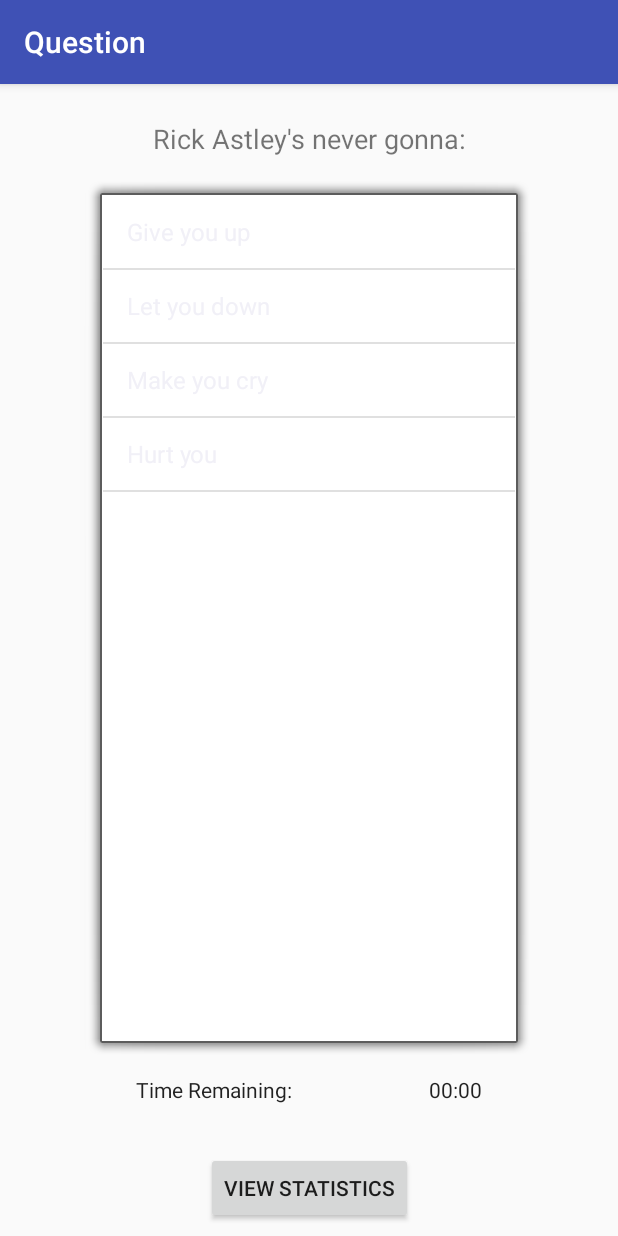
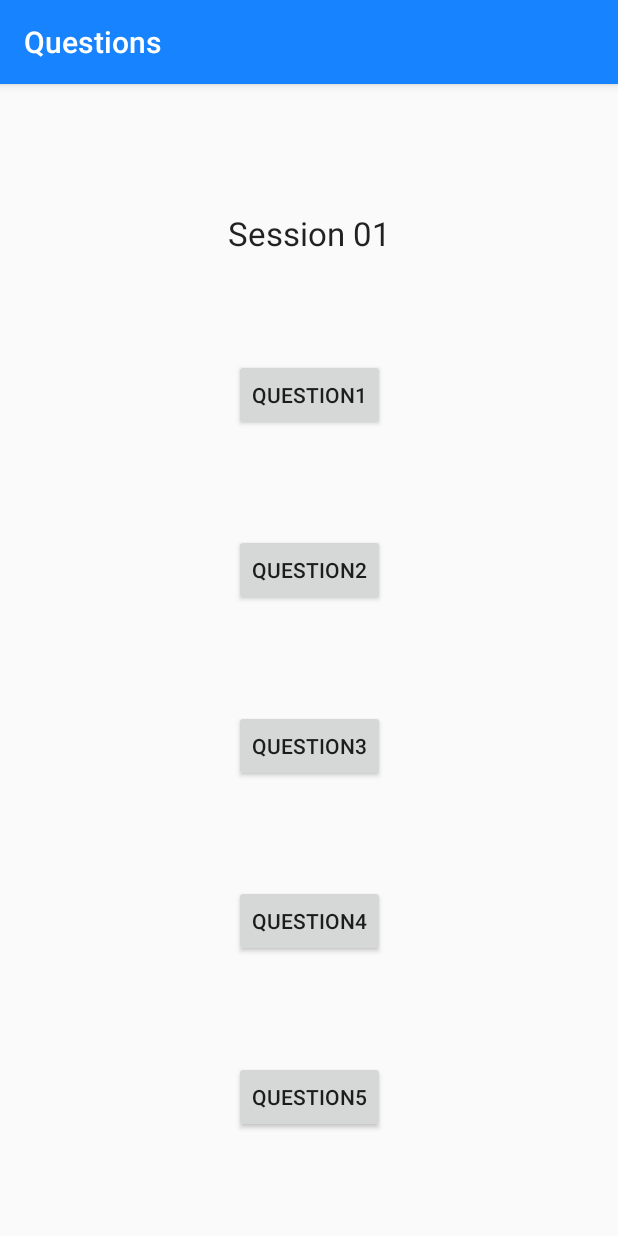
Before and after one commit to iCopyPasta/wolfpack, an Android app: the fragment StudentClassPageTab1Sessionlist shown on its own in the app's theme, after a tap on "Session 01", on a phone screen of 412 x 824 dp. Run offline under Robolectric (Android 15) with nearby library versions, the light colour scheme and no system bars; 1 statement that could not run was skipped.

Commit message:
added session page (wired correctly) and question page (not wired)

```diff
--- a/app/src/main/java/com/wolfpack/cmpsc488/a475layouts/experiences/student/StudentClassPageTab1Sessionlist.java
+++ b/app/src/main/java/com/wolfpack/cmpsc488/a475layouts/experiences/student/StudentClassPageTab1Sessionlist.java
@@ -11,24 +11,27 @@
 import android.widget.ArrayAdapter;
 import android.widget.ListView;
 
-import com.wolfpack.cmpsc488.a475layouts.QuestionPage;
 import com.wolfpack.cmpsc488.a475layouts.R;
 
 public class StudentClassPageTab1Sessionlist extends Fragment {
 
     private static final String TAG = "TCPTab1Sessionlist";
 
+    private String className;
+
     private ListView mListViewSessions;
-    private static String[] sessionlistTemp = {"Session 01", "Session 02"};
+    private static String[] sessionlistTemp = {"Session 01", "Session 02", "Session XD"};
 
     @Override
     public View onCreateView(LayoutInflater inflater, ViewGroup container, Bundle savedInstanceState) {
         View rootView = inflater.inflate(R.layout.fragment_student_class_page_tab1_sessionlist, container, false);
 
-
+        try {
             //populate list view
             // TODO: Use database to find classes that the student is enrolled
             //       Currently it is displaying a hard coded list for demonstrating purposes
+
+            className = ((StudentClassPage) getActivity()).getClassName();
 
             mListViewSessions = (ListView) rootView.findViewById(R.id.studentSessionListView);
 
@@ -41,15 +44,20 @@
 
             mListViewSessions.setOnItemClickListener(new AdapterView.OnItemClickListener() {
                 @Override
-            public void onItemClick(AdapterView<?> adapterView, View view, int position, long id){
-                Intent intent = new Intent(getActivity(), QuestionPage.class);
-                //intent.putExtra("ClassName", mListViewSessions.getItemAtPosition(position).toString());
-                Log.i(TAG, "hello from onItemClick");
-
+                public void onItemClick(AdapterView<?> adapterView, View view, int position, long id) {
+                    //go to a completed session (no constant checking done on StudentSessionPage)
+                    Intent intent = new Intent(getActivity(), StudentSessionPage.class);
+                    intent.putExtra("className", className);
+                    intent.putExtra("sessionName", mListViewSessions.getItemAtPosition(position).toString());
+                    intent.putExtra("isActive", false);
                     startActivity(intent);
                 }
             });
-
+        }
+        catch (NullPointerException e){
+            Log.i(TAG, e.toString());
+            throw e;
+        }
 
         return rootView;
     }
--- a/app/src/main/java/com/wolfpack/cmpsc488/a475layouts/experiences/student/StudentPageTab1Classlist.java
+++ b/app/src/main/java/com/wolfpack/cmpsc488/a475layouts/experiences/student/StudentPageTab1Classlist.java
@@ -43,8 +43,8 @@
 
         mListViewClasses.setAdapter(mCustomAdapter);
 
-        /*
-        ArrayAdapter<String> mAdapter = new ArrayAdapter<String>(
+
+        /*ArrayAdapter<String> mAdapter = new ArrayAdapter<String>(
                 getActivity(),
                 android.R.layout.simple_list_item_1,
                 classlistTemp);
@@ -56,7 +56,7 @@
             @Override
             public void onItemClick(AdapterView<?> adapterView, View view, int i, long id) {
                 Intent intent = new Intent(getActivity(), StudentClassPage.class);
-                intent.putExtra("ClassName", classlistTemp[i]);
+                intent.putExtra("className", classlistTemp[i]);
                 Log.i(TAG, "hello from onItemClick");
 
                 startActivity(intent);
--- a/app/src/main/java/com/wolfpack/cmpsc488/a475layouts/QuestionPage.java
+++ b/app/src/main/java/com/wolfpack/cmpsc488/a475layouts/experiences/student/StudentQuestionCompletePage.java
@@ -1,5 +1,6 @@
-package com.wolfpack.cmpsc488.a475layouts;
+package com.wolfpack.cmpsc488.a475layouts.experiences.student;
 
+import android.graphics.drawable.ColorDrawable;
 import android.support.v7.app.AppCompatActivity;
 import android.os.Bundle;
 import android.util.Log;
@@ -10,21 +11,18 @@
 import android.widget.TextView;
 import android.widget.Toast;
 
+import com.wolfpack.cmpsc488.a475layouts.R;
+
 import java.util.Locale;
 import java.util.concurrent.TimeUnit;
 
-public class QuestionPage extends AppCompatActivity {
-    public static final String TAG = "QuestionPage";
+public class StudentQuestionCompletePage extends AppCompatActivity implements ActiveSessionDialog.ActiveSessionDialogListener {
+    public static final String TAG = "SQuestionCompletePage";
 
-    private long defaultStartTimeMillis = 600000;
 
     private TextView mTextViewQuestion;
     private ListView mListViewAnswers;
     private TextView mTextViewCountdown;
-
-    private boolean isTimerRunning;
-
-    private long mTimeLeftMillis = defaultStartTimeMillis;
 
     private String defaultQuestion = "Rick Astley's never gonna:";
     private String[] defaultAnswers = {"Give you up", "Let you down", "Make you cry", "Hurt you"};
@@ -34,12 +32,11 @@
         super.onCreate(savedInstanceState);
         setContentView(R.layout.activity_question_page);
 
-        Log.d(TAG, "onCreate beginning");
+        getSupportActionBar().setBackgroundDrawable(new ColorDrawable(getResources().getColor(R.color.colorStudentPrimary)));
+
 
         // TODO: get question/answers/timer from server
-        mTextViewQuestion = findViewById(R.id.textView5);
-        mListViewAnswers = findViewById(R.id.listView);
-        mTextViewCountdown = findViewById(R.id.textView12);
+        mTextViewQuestion = findViewById(R.id.questionTextView);
 
         mTextViewQuestion.setText(defaultQuestion);
 
@@ -53,52 +50,40 @@
         mListViewAnswers.setOnItemClickListener(new AdapterView.OnItemClickListener() {
             @Override
             public void onItemClick(AdapterView<?> adapterView, View view, int position, long id) {
-                Toast.makeText(
-                        getApplicationContext(),
-                        "You Choose: " + defaultAnswers[position],
+                Toast.makeText(getApplicationContext(),
+                        "You Chose: " + defaultAnswers[position],
                         Toast.LENGTH_SHORT).show();
             }
         });
-
-        //Log.d(TAG, "onCreate begin loop");
-
-
-        // TODO: fix timer
-
-        /*
-        isTimerRunning = true;
-
-        while(isTimerRunning) {
-            updateCountdownText();
-            mTimeLeftMillis -= 1000;
-            try {
-                TimeUnit.SECONDS.sleep(1);
-            }
-            catch (Exception e){
-                Log.d(TAG, e.getMessage());
-            }
-            if (mTimeLeftMillis <= 0){
-                isTimerRunning = false;
-            }
-        }
-        */
-    }
-
-
-
-
-    private void updateCountdownText(){
-        int minutes = (int) (mTimeLeftMillis / 1000) / 60;
-        int seconds = (int) (mTimeLeftMillis / 1000) % 60;
-
-        String timeLeftFormatted = String.format(Locale.getDefault(),"%02d:%02d", minutes, seconds);
-
-        mTextViewCountdown.setText(timeLeftFormatted);
-
 
     }
 
 
 
 
+
+
+
+
+
+
+
+
+
+    /**
+     * ActiveSessionDialog.ActiveSessionDialogListener function implementation
+     */
+
+    @Override
+    public void onPositiveClick() {
+
+    }
+
+    @Override
+    public void onNegativeClick() {
+
+    }
+
+
+
 }
--- /dev/null
+++ b/app/src/main/java/com/wolfpack/cmpsc488/a475layouts/experiences/student/StudentSessionPage.java
@@ -0,0 +1,175 @@
+package com.wolfpack.cmpsc488.a475layouts.experiences.student;
+
+import android.app.DialogFragment;
+import android.content.Intent;
+import android.graphics.drawable.ColorDrawable;
+import android.os.Bundle;
+import android.support.v7.app.AppCompatActivity;
+import android.support.v7.widget.RecyclerView;
+import android.util.Log;
+import android.view.View;
+import android.widget.Button;
+import android.widget.TextView;
+
+import com.wolfpack.cmpsc488.a475layouts.R;
+
+import java.util.ArrayList;
+
+public class StudentSessionPage extends AppCompatActivity implements ActiveSessionDialog.ActiveSessionDialogListener {
+
+    public static final String TAG = "SSessionCompletePage";
+
+    private String className = "";
+    private String sessionName = "";
+
+    private TextView mTextViewSessionName;
+    private TextView mTextViewQuestionNotice;
+
+    private RecyclerView mRecyclerViewQuestions;
+
+    //private String[] questionlistTemp = {}
+    private int[] questionlistTemp = {1000,2934, 2882, 1111, 1939};
+
+    //activeSession refers to if there is an active session for the class (not necessarily this session)
+    private boolean activeSession = true;
+
+    //isActiveSession refers to if there the current session is STILL active
+    //isActiveQuestion refers to querying the database if there is an active question
+    private boolean isActiveSession = false;
+    private boolean isActiveQuestion = false;
+
+
+    private Bundle bundle;
+
+    @Override
+    protected void onCreate(Bundle savedInstanceState) {
+        super.onCreate(savedInstanceState);
+        setContentView(R.layout.activity_session_page);
+
+        bundle = getIntent().getExtras();
+
+        try{
+            getSupportActionBar().setBackgroundDrawable(new ColorDrawable(getResources().getColor(R.color.colorStudentPrimary)));
+
+
+            className = (String) bundle.get("className");
+
+            //is this THE active session?
+            isActiveSession = (boolean) bundle.get("isActive");
+
+            //get all the views
+            mTextViewSessionName = findViewById(R.id.sessionNameTextView);
+            mTextViewQuestionNotice = findViewById(R.id.activeQuestionNoticeTextView);
+
+            //TODO: add recycler view
+            //mRecyclerViewQuestions = findViewById(R.id.questionListRecycleView):
+
+
+            //decide how to handle it
+            if (isActiveSession){
+                handleActiveSession();
+            }
+            else{
+                handleCompletedSession();
+            }
+
+
+            Log.i(TAG, "className = "+className);
+            Log.i(TAG, "sessionName = "+sessionName);
+
+        }
+        catch(NullPointerException e){
+            Log.i(TAG, e.toString());
+            throw e;
+        }
+
+
+    }
+
+
+    //if this session is active
+    private void handleActiveSession(){
+        //TODO: query for the session name (or maybe done by caller)
+
+        //TODO: start an async task to query if the session is still alive
+        //TODO: start an async task to query if a question is live
+
+    }
+
+    //if this session is completed
+    private void handleCompletedSession(){
+        mTextViewQuestionNotice.setVisibility(View.GONE);
+
+        sessionName = (String) bundle.get("sessionName");
+
+        mTextViewSessionName.setText(sessionName);
+
+        //TODO: start an async task to query if there is an active session
+
+        //TODO: populate a list (recycle view) here
+
+
+    }
+
+
+
+    //temporary code to access question page
+    public void gotoQuestionPage(View view){
+        String str = ((Button) view).getText().toString();
+        int pos = 0;
+        switch(str){
+            case "question1": pos = 1; break;
+            case "question2": pos = 2; break;
+            case "question3": pos = 3; break;
+            case "question4": pos = 4; break;
+            case "question5": pos = 5; break;
+        }
+
+        Intent intent = new Intent(this, StudentQuestionCompletePage.class);
+        intent.putExtra("className", className);
+        intent.putExtra("sessionName", sessionName);
+        intent.putExtra("isActive", false);
+        intent.putExtra("questionId", questionlistTemp[pos]);
+
+        startActivity(intent);
+
+    }
+
+
+
+    //TODO: move this to an async task (created in handleCompletedSession)
+    @Override
+    protected void onResume() {
+        super.onResume();
+
+        //checking if there is an active session, but the active session is not this active session
+        if (activeSession && !isActiveSession) {
+            DialogFragment dialogFragment = new ActiveSessionDialog();
+            dialogFragment.show(getFragmentManager(), "SessionActive");
+        }
+
+    }
+
+
+
+    /**
+     * ActiveSessionDialog.ActiveSessionDialogListener function implementation
+     */
+
+    @Override
+    public void onPositiveClick() {
+        //send user to an active session's page
+        Intent intent = new Intent(getApplicationContext(), StudentSessionPage.class);
+        intent.putExtra("className", className);
+        //TODO: decide who gets the session name
+        //intent.putExtra("sessionName", "");
+        intent.putExtra("isActive", true);
+        startActivity(intent);
+        finish();
+    }
+
+    @Override
+    public void onNegativeClick() {
+        //nothing happens
+    }
+}
--- a/app/src/main/java/com/wolfpack/cmpsc488/a475layouts/experiences/teacher/TeacherClassPage.java
+++ b/app/src/main/java/com/wolfpack/cmpsc488/a475layouts/experiences/teacher/TeacherClassPage.java
@@ -103,7 +103,7 @@
     public void onPositiveClick(){
         // TODO: take user to (active) question page
         //Toast.makeText(getApplicationContext(), "Hello from onPositiveClick", Toast.LENGTH_LONG).show();
-        Intent intent = new Intent(getApplicationContext(), QuestionPage.class);
+        Intent intent = new Intent(getApplicationContext(), StudentQuestionCompletePage.class);
         intent.putExtra("ClassName", className);
         startActivity(intent);
 
--- a/app/src/main/java/com/wolfpack/cmpsc488/a475layouts/experiences/teacher/TeacherClassPageTabSessionlist.java
+++ b/app/src/main/java/com/wolfpack/cmpsc488/a475layouts/experiences/teacher/TeacherClassPageTabSessionlist.java
@@ -11,7 +11,7 @@
 import android.widget.ArrayAdapter;
 import android.widget.ListView;
 
-import com.wolfpack.cmpsc488.a475layouts.QuestionPage;
+import com.wolfpack.cmpsc488.a475layouts.experiences.student.StudentQuestionCompletePage;
 import com.wolfpack.cmpsc488.a475layouts.R;
 
 
@@ -44,7 +44,7 @@
         mListViewSessions.setOnItemClickListener(new AdapterView.OnItemClickListener() {
             @Override
             public void onItemClick(AdapterView<?> adapterView, View view, int position, long id){
-                Intent intent = new Intent(getActivity(), QuestionPage.class);
+                Intent intent = new Intent(getActivity(), StudentQuestionCompletePage.class);
                 //intent.putExtra("ClassName", mListViewSessions.getItemAtPosition(position).toString());
                 Log.i(TAG, "hello from onItemClick");
 
--- a/app/src/main/res/layout/activity_question_page.xml
+++ b/app/src/main/res/layout/activity_question_page.xml
@@ -4,46 +4,10 @@
     xmlns:tools="http://schemas.android.com/tools"
     android:layout_width="match_parent"
     android:layout_height="match_parent"
-    tools:context="com.wolfpack.cmpsc488.a475layouts.QuestionPage">
+    tools:context="com.wolfpack.cmpsc488.a475layouts.experiences.student.StudentQuestionCompletePage">
 
     <TextView
-        android:id="@+id/textView12"
-        android:layout_width="wrap_content"
-        android:layout_height="wrap_content"
-        android:layout_marginBottom="32dp"
-        android:text="@string/countdown"
-        android:textAppearance="@style/TextAppearance.AppCompat.Body1"
-        app:layout_constraintBottom_toTopOf="@+id/button11"
-        app:layout_constraintEnd_toEndOf="parent"
-        app:layout_constraintHorizontal_bias="0.5"
-        app:layout_constraintStart_toEndOf="@+id/textView11" />
-
-    <TextView
-        android:id="@+id/textView11"
-        android:layout_width="wrap_content"
-        android:layout_height="wrap_content"
-        android:layout_marginBottom="32dp"
-        android:text="@string/time_remaining"
-        android:textAppearance="@style/TextAppearance.AppCompat.Body1"
-        app:layout_constraintBottom_toTopOf="@+id/button11"
-        app:layout_constraintEnd_toStartOf="@+id/textView12"
-        app:layout_constraintHorizontal_bias="0.5"
-        app:layout_constraintStart_toStartOf="parent" />
-
-    <Button
-        android:id="@+id/button11"
-        android:layout_width="wrap_content"
-        android:layout_height="wrap_content"
-        android:layout_marginBottom="8dp"
-        android:layout_marginEnd="8dp"
-        android:layout_marginStart="8dp"
-        android:text="@string/view_statistics"
-        app:layout_constraintBottom_toBottomOf="parent"
-        app:layout_constraintEnd_toEndOf="parent"
-        app:layout_constraintStart_toStartOf="parent" />
-
-    <TextView
-        android:id="@+id/textView5"
+        android:id="@+id/questionTextView"
         android:layout_width="wrap_content"
         android:layout_height="wrap_content"
         android:layout_marginEnd="8dp"
@@ -55,18 +19,5 @@
         app:layout_constraintStart_toStartOf="parent"
         app:layout_constraintTop_toTopOf="parent" />
 
-    <ListView
-        android:id="@+id/listView"
-        android:layout_width="300dp"
-        android:layout_height="0dp"
-        android:layout_marginBottom="8dp"
-        android:layout_marginEnd="8dp"
-        android:layout_marginStart="8dp"
-        android:layout_marginTop="16dp"
-        android:background="@android:drawable/alert_light_frame"
-        app:layout_constraintBottom_toTopOf="@+id/textView11"
-        app:layout_constraintEnd_toEndOf="parent"
-        app:layout_constraintStart_toStartOf="parent"
-        app:layout_constraintTop_toBottomOf="@+id/textView5" />
 
 </android.support.constraint.ConstraintLayout>
--- /dev/null
+++ b/app/src/main/res/layout/activity_session_page.xml
@@ -0,0 +1,108 @@
+<?xml version="1.0" encoding="utf-8"?>
+<android.support.constraint.ConstraintLayout xmlns:android="http://schemas.android.com/apk/res/android"
+    xmlns:app="http://schemas.android.com/apk/res-auto"
+    xmlns:tools="http://schemas.android.com/tools"
+    android:layout_width="match_parent"
+    android:layout_height="match_parent">
+
+    <TextView
+        android:id="@+id/sessionNameTextView"
+        android:layout_width="wrap_content"
+        android:layout_height="wrap_content"
+        android:layout_marginEnd="8dp"
+        android:layout_marginStart="8dp"
+        android:layout_marginTop="16dp"
+        android:text="@string/session_name"
+        android:textAppearance="@style/TextAppearance.AppCompat.Large"
+        app:layout_constraintBottom_toTopOf="@+id/button"
+        app:layout_constraintEnd_toEndOf="parent"
+        app:layout_constraintHorizontal_bias="0.5"
+        app:layout_constraintStart_toStartOf="parent"
+        app:layout_constraintTop_toTopOf="parent" />
+
+    <Button
+        android:id="@+id/button"
+        android:layout_width="wrap_content"
+        android:layout_height="wrap_content"
+        android:layout_marginEnd="8dp"
+        android:layout_marginStart="8dp"
+        android:text="question1"
+        android:onClick="gotoQuestionPage"
+        app:layout_constraintBottom_toTopOf="@+id/button3"
+        app:layout_constraintEnd_toEndOf="parent"
+        app:layout_constraintHorizontal_bias="0.5"
+        app:layout_constraintStart_toStartOf="parent"
+        app:layout_constraintTop_toBottomOf="@+id/sessionNameTextView" />
+
+    <Button
+        android:id="@+id/button3"
+        android:layout_width="wrap_content"
+        android:layout_height="wrap_content"
+        android:layout_marginEnd="8dp"
+        android:layout_marginStart="8dp"
+        android:text="question2"
+        android:onClick="gotoQuestionPage"
+        app:layout_constraintBottom_toTopOf="@+id/button4"
+        app:layout_constraintEnd_toEndOf="parent"
+        app:layout_constraintHorizontal_bias="0.5"
+        app:layout_constraintStart_toStartOf="parent"
+        app:layout_constraintTop_toBottomOf="@+id/button" />
+
+    <Button
+        android:id="@+id/button4"
+        android:layout_width="wrap_content"
+        android:layout_height="wrap_content"
+        android:layout_marginEnd="8dp"
+        android:layout_marginStart="8dp"
+        android:text="question3"
+        android:onClick="gotoQuestionPage"
+        app:layout_constraintBottom_toTopOf="@+id/button5"
+        app:layout_constraintEnd_toEndOf="parent"
+        app:layout_constraintHorizontal_bias="0.5"
+        app:layout_constraintStart_toStartOf="parent"
+        app:layout_constraintTop_toBottomOf="@+id/button3" />
+
+    <Button
+        android:id="@+id/button5"
+        android:layout_width="wrap_content"
+        android:layout_height="wrap_content"
+        android:layout_marginEnd="8dp"
+        android:layout_marginStart="8dp"
+        android:text="question4"
+        android:onClick="gotoQuestionPage"
+        app:layout_constraintBottom_toTopOf="@+id/button6"
+        app:layout_constraintEnd_toEndOf="parent"
+        app:layout_constraintHorizontal_bias="0.5"
+        app:layout_constraintStart_toStartOf="parent"
+        app:layout_constraintTop_toBottomOf="@+id/button4" />
+
+    <Button
+        android:id="@+id/button6"
+        android:layout_width="wrap_content"
+        android:layout_height="wrap_content"
+        android:layout_marginEnd="8dp"
+        android:layout_marginStart="8dp"
+        android:text="question5"
+        android:onClick="gotoQuestionPage"
+        app:layout_constraintBottom_toTopOf="@+id/activeQuestionNoticeTextView"
+        app:layout_constraintEnd_toEndOf="parent"
+        app:layout_constraintHorizontal_bias="0.5"
+        app:layout_constraintStart_toStartOf="parent"
+        app:layout_constraintTop_toBottomOf="@+id/button5" />
+
+    <TextView
+        android:id="@+id/activeQuestionNoticeTextView"
+        android:layout_width="wrap_content"
+        android:layout_height="wrap_content"
+        android:layout_marginBottom="8dp"
+        android:layout_marginEnd="8dp"
+        android:layout_marginStart="8dp"
+        android:layout_marginTop="8dp"
+        android:text="@string/active_session_notice"
+        app:layout_constraintBottom_toBottomOf="parent"
+        app:layout_constraintEnd_toEndOf="parent"
+        app:layout_constraintHorizontal_bias="0.5"
+        app:layout_constraintStart_toStartOf="parent"
+        app:layout_constraintTop_toBottomOf="@+id/button6" />
+
+</android.support.constraint.ConstraintLayout>
--- a/app/src/main/res/values/strings.xml
+++ b/app/src/main/res/values/strings.xml
@@ -4,16 +4,14 @@
 
 
     <!-- Titles of pages -->
+    <string name="title_activity_main_page">Pollato</string>
     <string name="title_activity_login_page">Sign in</string>
-    <string name="title_activity_student_page">Home</string>
+
     <string name="title_activity_teacher_page">Home</string>
-    <string name="title_activity_student_class_page">Class Name</string>
     <string name="title_activity_teacher_class_page">Class Name</string>
 
-    <string name="title_activity_question_page">Question</string>
+    <string name="title_activity_class_page">Class Name</string>
 
-    <string name="title_activity_main_page">Pollato</string>
-    <string name="title_activity_class_page">Class Name</string>
 
 
 
@@ -39,7 +37,11 @@
     <string name="pending_invites">Pending Invites</string>
     <string name="class_id">Class ID</string>
 
+
+    <!--STUDENT-->
+
     <!-- Strings for Student Page -->
+    <string name="title_activity_student_page">Home</string>
     <string name="student_page_tab_classes">Classes</string>
     <string name="student_page_tab1_classlist">Class List</string>
     <string name="student_page_tab2_addclass">Add Class</string>
@@ -47,10 +49,22 @@
 
 
     <!-- Strings for Student Class Page -->
+    <string name="title_activity_student_class_page">Class Name</string>
     <string name="student_class_page_tab1_session">Sessions</string>
     <string name="student_class_page_tab2_classinfo">Information</string>
 
+    <!-- Strings for Session Page -->
+    <string name="title_activity_student_session_page">Questions</string>
+    <string name="session_name">default</string>
+    <string name="active_session_notice">Waiting for new question</string>
 
+
+    <!-- Strings for Question Page -->
+    <string name="title_activity_student_question_page">Question</string>
+    <string name="default_question_text">default</string>
+
+
+    <!--TEACHER-->
 
     <!-- Strings for Teacher Page -->
     <string name="teacher_page_tab_classes">Classes</string>
@@ -64,15 +78,11 @@
     <string name="teacher_class_page_tab_manage">Manage</string>
     <string name="teacher_class_page_tab_classinfo">Settings</string>
     <string name="manage_sessions">Manage Sessions</string>
+
     <string name="manage_questions">Manage Questions</string>
 
 
 
-    <!-- Strings for Question Page -->
-    <string name="default_question_text">question</string>
-    <string name="time_remaining">Time Remaining:</string>
-    <string name="view_statistics">View Statistics</string>
-    <string name="countdown">00:00</string>
 
     <string name="action_settings">what?</string>
     <string name="signup">Sign Up</string>
```
Also changed, not shown: app/src/main/AndroidManifest.xml (+40 -15 lines), app/src/main/java/com/wolfpack/cmpsc488/a475layouts/experiences/student/StudentClassPage.java (+14 -6 lines), app/src/main/java/com/wolfpack/cmpsc488/a475layouts/experiences/student/StudentQuestionActivePage.java (added, +14 -0 lines). Lines whose indentation alone changed are shown as unchanged.
